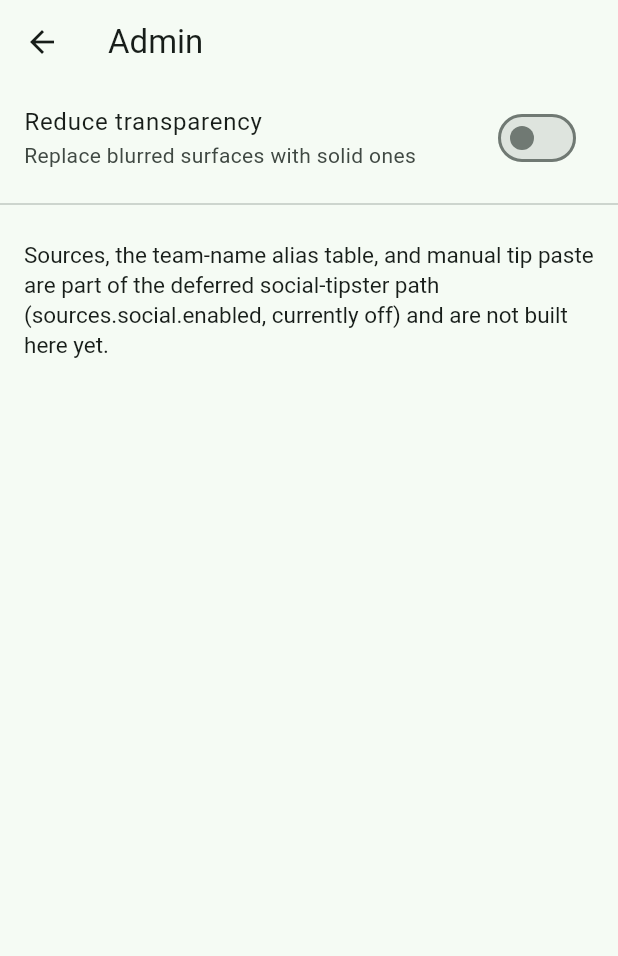
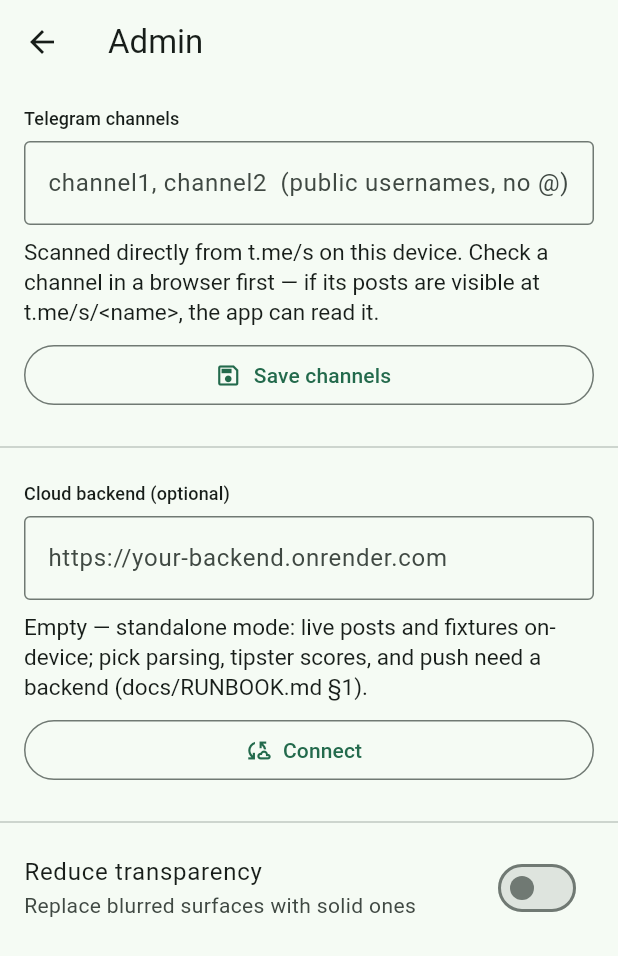
Before and after one commit to lumeierecollection-blip/app, a Flutter app: the AdminScreen screen opened directly, on a phone screen of 412 x 824 dp. Shown: the top 956 px of the screen. Run offline on Flutter 3.47's test engine with Material 3 defaults, Android fonts, the phone set to English and light mode, and no system bars; our stand-ins replace firebase_core, firebase_messaging, shared_preferences; accounts and stored records are empty; network calls fail.

Commit message:
﻿Amendment F (mobile): standalone app, tradeapp model -- no API URL required
The first-launch SocketException(api.example.invalid) came from the
placeholder API_BASE_URL secret baked into the APK. Fix per user direction:
port tradeapp's real model (verified against its source) -- the app scans
Telegram and ESPN directly from the phone; a cloud backend is optional.

- telegram_source.dart: on-device t.me/s scanner, per-message slicing,
  media-only skipped, entities cleaned (same technique as backend parser)
- fixture_pulse.dart: key-less ESPN scoreboards as display-only rows,
  never scored ("context from ESPN - not a tip")
- feed.dart: tradeapp refresh() shape -- cloud-first when a URL is set,
  on-device fallback with an honest "Cloud feed offline" banner
- Admin tab: channel editor + optional cloud URL (SharedPreferences);
  dart-define API_BASE_URL now just pre-fills it; boot wall deleted;
  build gate warn-only
- PostFeedEntry.id widened to String (on-device rows use tg-/pulse- ids)
- tests: parser cases mirroring the backend fixture, feed fallback matrix
  with stubs, offline boot smoke via injected loader

```diff
--- a/mobile/lib/screens/admin_screen.dart
+++ b/mobile/lib/screens/admin_screen.dart
@@ -4,14 +4,35 @@ import 'package:provider/provider.dart';
 import '../services/settings.dart';
 import '../theme/type.dart';
 
-/// docs/DESIGN.md §11.8 screen 6 (sources, alias table, manual paste
-/// input -- all deferred-social-path features, not built while
-/// sources.social.enabled is off) plus the §11.3a/§11.4 "Reduce
-/// transparency" setting, which is real and functional here: Flutter has
-/// no OS-level signal for prefers-reduced-transparency, so every
-/// BackdropFilter surface needs to read this in-app setting instead.
-class AdminScreen extends StatelessWidget {
+/// docs/DESIGN.md §11.8 screen 6. Amendment F makes this the control room
+/// for tradeapp's model: the followed Telegram channels (scanned on-device)
+/// and the optional cloud backend URL (server-side parsing/scoring/push),
+/// plus the §11.3a/§11.4 "Reduce transparency" setting.
+class AdminScreen extends StatefulWidget {
   const AdminScreen({super.key});
+
+  @override
+  State<AdminScreen> createState() => _AdminScreenState();
+}
+
+class _AdminScreenState extends State<AdminScreen> {
+  late final TextEditingController _channelsController;
+  late final TextEditingController _cloudController;
+
+  @override
+  void initState() {
+    super.initState();
+    final settings = context.read<AppSettings>();
+    _channelsController = TextEditingController(text: settings.telegramChannels.join(', '));
+    _cloudController = TextEditingController(text: settings.cloudUrl);
+  }
+
+  @override
+  void dispose() {
+    _channelsController.dispose();
+    _cloudController.dispose();
+    super.dispose();
+  }
 
   @override
   Widget build(BuildContext context) {
@@ -20,22 +41,98 @@ class AdminScreen extends StatelessWidget {
       appBar: AppBar(title: const Text('Admin')),
       body: ListView(
         children: [
+          const Padding(
+            padding: EdgeInsets.fromLTRB(16, 16, 16, 8),
+            child: Text('Telegram channels', style: AppType.label),
+          ),
+          Padding(
+            padding: const EdgeInsets.symmetric(horizontal: 16),
+            child: TextField(
+              controller: _channelsController,
+              decoration: const InputDecoration(
+                hintText: 'channel1, channel2  (public usernames, no @)',
+                border: OutlineInputBorder(),
+              ),
+            ),
+          ),
+          const Padding(
+            padding: EdgeInsets.fromLTRB(16, 8, 16, 0),
+            child: Text(
+              'Scanned directly from t.me/s on this device. Check a channel in a browser '
+              'first — if its posts are visible at t.me/s/<name>, the app can read it.',
+              style: AppType.body,
+            ),
+          ),
+          Padding(
+            padding: const EdgeInsets.fromLTRB(16, 8, 16, 16),
+            child: OutlinedButton.icon(
+              icon: const Icon(Icons.save_outlined),
+              label: const Text('Save channels'),
+              onPressed: () async {
+                await context.read<AppSettings>().setTelegramChannels(_channelsController.text.split(','));
+                if (context.mounted) {
+                  ScaffoldMessenger.of(context).showSnackBar(
+                    SnackBar(content: Text('Following ${settings.telegramChannels.length} channel(s)')),
+                  );
+                }
+              },
+            ),
+          ),
+          const Divider(),
+          const Padding(
+            padding: EdgeInsets.fromLTRB(16, 16, 16, 8),
+            child: Text('Cloud backend (optional)', style: AppType.label),
+          ),
+          Padding(
+            padding: const EdgeInsets.symmetric(horizontal: 16),
+            child: TextField(
+              controller: _cloudController,
+              keyboardType: TextInputType.url,
+              autocorrect: false,
+              decoration: const InputDecoration(
+                hintText: 'https://your-backend.onrender.com',
+                border: OutlineInputBorder(),
+              ),
+            ),
+          ),
+          Padding(
+            padding: const EdgeInsets.fromLTRB(16, 8, 16, 0),
+            child: Text(
+              settings.cloudConfigured
+                  ? 'Set — posts are parsed, settled, and scored server-side; push is registered.'
+                  : 'Empty — standalone mode: live posts and fixtures on-device; pick parsing, '
+                      'tipster scores, and push need a backend (docs/RUNBOOK.md §1).',
+              style: AppType.body,
+            ),
+          ),
+          Padding(
+            padding: const EdgeInsets.fromLTRB(16, 8, 16, 16),
+            child: OutlinedButton.icon(
+              icon: const Icon(Icons.cloud_sync_outlined),
+              label: Text(settings.cloudConfigured ? 'Update URL' : 'Connect'),
+              onPressed: () async {
+                await context.read<AppSettings>().setCloudUrl(_cloudController.text);
+                if (context.mounted) {
+                  ScaffoldMessenger.of(context).showSnackBar(
+                    SnackBar(
+                      content: Text(
+                        context.read<AppSettings>().cloudConfigured
+                            ? 'Cloud backend set'
+                            : 'Cloud backend cleared',
+                      ),
+                    ),
+                  );
+                }
+              },
+            ),
+          ),
+          const Divider(),
           SwitchListTile(
             title: const Text('Reduce transparency'),
             subtitle: const Text('Replace blurred surfaces with solid ones'),
             value: settings.reduceTransparency,
             onChanged: (value) => context.read<AppSettings>().setReduceTransparency(value),
           ),
-          const Divider(),
-          const Padding(
-            padding: EdgeInsets.all(16),
-            child: Text(
-              'Sources, the team-name alias table, and manual tip paste are part of the '
-              'deferred social-tipster path (sources.social.enabled, currently off) and are '
-              'not built here yet.',
-              style: AppType.body,
-            ),
-          ),
         ],
       ),
     );
--- a/mobile/lib/services/api_client.dart
+++ b/mobile/lib/services/api_client.dart
@@ -30,7 +30,17 @@ class ApiClient {
   final String baseUrl;
   final http.Client _client;
 
-  Uri _uri(String path, [Map<String, String>? query]) => Uri.parse('$baseUrl$path').replace(queryParameters: query);
+  /// False when no cloud URL is configured (build-time or in-app). The app
+  /// works standalone without it (FeedLoader's on-device scan); only these
+  /// server-backed calls are unavailable.
+  bool get configured => baseUrl.trim().isNotEmpty;
+
+  Uri _uri(String path, [Map<String, String>? query]) {
+    if (!configured) {
+      throw ApiException(0, 'No cloud backend configured — set a URL on the Admin tab.');
+    }
+    return Uri.parse('$baseUrl$path').replace(queryParameters: query);
+  }
 
   Map<String, dynamic> _decode(http.Response response) {
     if (response.statusCode < 200 || response.statusCode >= 300) {
@@ -175,7 +185,7 @@ class PostFeedEntry {
     required this.selectionCount,
   });
 
-  final int id;
+  final String id;
   final String sourceHandle;
   final String sourceDisplayName;
   final String rawText;
@@ -185,7 +195,9 @@ class PostFeedEntry {
 
   factory PostFeedEntry.fromJson(Map<String, dynamic> json) {
     return PostFeedEntry(
-      id: (json['id'] as num).toInt(),
+      // Cloud rows carry numeric ids; on-device scan rows use string ids
+      // ('tg-<channel>/<n>', 'pulse-<espnId>') -- both are opaque here.
+      id: json['id']?.toString() ?? '',
       sourceHandle: json['handle'] as String,
       sourceDisplayName: json['source_display_name'] as String? ?? json['handle'] as String,
       rawText: json['raw_text'] as String? ?? '',
--- /dev/null
+++ b/mobile/lib/services/feed.dart
@@ -0,0 +1,76 @@
+import 'api_client.dart';
+import 'fixture_pulse.dart';
+import 'settings.dart';
+import 'telegram_source.dart';
+
+/// What the feed shows and why. `notice` is the honest one-line state for
+/// non-obvious situations (cloud configured but unreachable, nothing
+/// followed yet) -- mirroring tradeapp's "Cloud feed offline — using
+/// on-device scan." behavior. An empty list with a null notice is a real,
+/// quiet empty.
+class FeedResult {
+  const FeedResult(this.posts, this.notice);
+
+  final List<PostFeedEntry> posts;
+  final String? notice;
+}
+
+/// Feed loading with tradeapp's exact fallback shape (app_state.dart's
+/// refresh()): if a cloud backend URL is configured, try it first; on any
+/// failure fall back to the on-device scan rather than showing an error
+/// wall. Without a cloud URL the app is fully standalone: Telegram via the
+/// public t.me/s preview + ESPN fixtures, straight from the phone.
+class FeedLoader {
+  FeedLoader({FixturePulse? fixturePulse, TelegramSource? telegramSource})
+      : _fixturePulse = fixturePulse ?? FixturePulse(),
+        _telegram = telegramSource ?? TelegramSource();
+
+  final FixturePulse _fixturePulse;
+  final TelegramSource _telegram;
+
+  Future<FeedResult> load(AppSettings settings, ApiClient apiClient) async {
+    if (settings.cloudConfigured) {
+      try {
+        final posts = await apiClient.fetchPosts();
+        return FeedResult(posts, null);
+      } catch (_) {
+        final local = await scanLocal(settings.telegramChannels);
+        return FeedResult(local, 'Cloud feed offline — showing on-device scan.');
+      }
+    }
+
+    final channels = settings.telegramChannels;
+    final local = await scanLocal(channels);
+    if (channels.isEmpty) {
+      return FeedResult(
+        local,
+        'No Telegram channels followed yet — add usernames on the Admin tab '
+        '(open t.me/s/<name> in a browser first; if you can see posts there, this app '
+        'can read them). Fixtures below come from ESPN.',
+      );
+    }
+    return FeedResult(local, null);
+  }
+
+  Future<List<PostFeedEntry>> scanLocal(List<String> channels) async {
+    final results = await Future.wait([
+      _telegram.fetchChannels(channels),
+      _fixturePulse.fetch(),
+    ]);
+    final posts = <PostFeedEntry>[];
+    posts.addAll(results[0].map(_toFeedEntry));
+    posts.addAll(results[1]);
+    posts.sort((a, b) => (b.postedAt ?? '').compareTo(a.postedAt ?? ''));
+    return posts;
+  }
+
+  PostFeedEntry _toFeedEntry(ScannedPost p) => PostFeedEntry(
+        id: p.id,
+        sourceHandle: p.channel,
+        sourceDisplayName: '@${p.channel}',
+        rawText: p.text,
+        postedAt: p.postedAt?.toIso8601String(),
+        capturedAt: p.postedAt?.toIso8601String(),
+        selectionCount: 0,
+      );
+}
--- a/mobile/lib/services/settings.dart
+++ b/mobile/lib/services/settings.dart
@@ -1,23 +1,48 @@
 import 'package:flutter/foundation.dart';
 import 'package:shared_preferences/shared_preferences.dart';
 
-/// App-level settings, including the in-app "Reduce transparency" toggle
-/// docs/DESIGN.md §11.3a/§11.4 requires: Flutter has no OS-level signal
-/// for `prefers-reduced-transparency` (unlike reduce-motion and
-/// high-contrast, which `MediaQuery` exposes directly), so every
-/// `BackdropFilter` surface needs to read this and fall back to solid.
-/// Default off.
+/// App-level settings:
+/// - the followed Telegram channels (public usernames, no @) -- scanned
+///   directly on-device via t.me/s, tradeapp-style;
+/// - an optional cloud backend URL (typed in-app, tradeapp's Settings
+///   pattern) -- enables server-side pick parsing/settling/scoring and
+///   push registration; empty means fully standalone;
+/// - the in-app "Reduce transparency" toggle docs/DESIGN.md §11.3a/§11.4
+///   requires: Flutter has no OS-level signal for
+///   `prefers-reduced-transparency` (unlike reduce-motion and
+///   high-contrast, which `MediaQuery` exposes directly), so every
+///   `BackdropFilter` surface needs to read this and fall back to solid.
 class AppSettings extends ChangeNotifier {
+  AppSettings({String defaultCloudUrl = ''}) : _cloudUrl = defaultCloudUrl;
+
   static const _reduceTransparencyKey = 'reduce_transparency';
+  static const _channelsKey = 'telegram_channels';
+  static const _cloudUrlKey = 'cloud_url';
 
   bool _reduceTransparency = false;
   bool get reduceTransparency => _reduceTransparency;
 
+  List<String> _channels = const [];
+  List<String> get telegramChannels => List.unmodifiable(_channels);
+
+  String _cloudUrl;
+  String get cloudUrl => _cloudUrl;
+  bool get cloudConfigured => _cloudUrl.trim().isNotEmpty;
+
   Future<void> load() async {
     final prefs = await SharedPreferences.getInstance();
     _reduceTransparency = prefs.getBool(_reduceTransparencyKey) ?? false;
+    _channels =
+        (prefs.getStringList(_channelsKey) ?? const []).map((c) => c.trim()).where((c) => c.isNotEmpty).toList();
+    final savedUrl = prefs.getString(_cloudUrlKey);
+    if (savedUrl != null) _cloudUrl = savedUrl.trim();
     notifyListeners();
   }
+
+  /// Signature of everything that changes what the feed loads -- screens
+  /// compare this to detect "settings changed, reload".
+  String get feedSignature =>
+      '${_cloudUrl.trim().toLowerCase()}|${_channels.join(',')}';
 
   Future<void> setReduceTransparency(bool value) async {
     _reduceTransparency = value;
@@ -25,4 +50,18 @@ class AppSettings extends ChangeNotifier {
     final prefs = await SharedPreferences.getInstance();
     await prefs.setBool(_reduceTransparencyKey, value);
   }
+
+  Future<void> setTelegramChannels(Iterable<String> channels) async {
+    _channels = channels.map((c) => c.trim().replaceFirst(RegExp('^@'), '')).where((c) => c.isNotEmpty).toList();
+    notifyListeners();
+    final prefs = await SharedPreferences.getInstance();
+    await prefs.setStringList(_channelsKey, _channels);
+  }
+
+  Future<void> setCloudUrl(String url) async {
+    _cloudUrl = url.trim().replaceFirst(RegExp(r'/+$'), '');
+    notifyListeners();
+    final prefs = await SharedPreferences.getInstance();
+    await prefs.setString(_cloudUrlKey, _cloudUrl);
+  }
 }
--- /dev/null
+++ b/mobile/lib/services/telegram_source.dart
@@ -0,0 +1,90 @@
+import 'package:http/http.dart' as http;
+
+/// On-device Telegram scanner -- the same technique tradeapp's app uses
+/// (`signal_aggregator/lib/services/sources/telegram_source.dart`) and this
+/// project's backend uses (backend/lib/sources.js): fetch the public
+/// `t.me/s/<channel>` preview page and parse it. No credentials, no backend
+/// required -- the phone fetches exactly what a browser would see.
+///
+/// Private/invite-only channels simply aren't readable this way; a failing
+/// channel is skipped silently (tradeapp's behavior too), never fabricated.
+class ScannedPost {
+  const ScannedPost({
+    required this.id,
+    required this.channel,
+    required this.text,
+    this.postedAt,
+    required this.url,
+  });
+
+  final String id; // 'tg-<channel>/<messageNumber>'
+  final String channel;
+  final String text;
+  final DateTime? postedAt;
+  final String url;
+}
+
+class TelegramSource {
+  TelegramSource({http.Client? httpClient}) : _client = httpClient ?? http.Client();
+
+  final http.Client _client;
+
+  Future<List<ScannedPost>> fetchChannels(List<String> channels) async {
+    final posts = <ScannedPost>[];
+    for (final channel in channels) {
+      try {
+        final res = await _client
+            .get(Uri.parse('https://t.me/s/$channel'))
+            .timeout(const Duration(seconds: 25));
+        if (res.statusCode != 200) continue;
+        posts.addAll(parseChannel(channel, res.body));
+      } catch (_) {
+        // Channel may be private or the preview unavailable -- skip it.
+      }
+    }
+    return posts;
+  }
+
+  /// Slices the page per message (so a media-only message between two text
+  /// messages can't bleed markup across), then extracts the timestamp and
+  /// text from each slice. Same structure as the backend parser.
+  List<ScannedPost> parseChannel(String channel, String html) {
+    final marker = RegExp(r'<div class="tgme_widget_message[^"]*"[^>]*data-post="([^"]+)"');
+    final matches = marker.allMatches(html).toList();
+    final posts = <ScannedPost>[];
+    for (var i = 0; i < matches.length; i++) {
+      final postId = matches[i].group(1)!;
+      final end = i + 1 < matches.length ? matches[i + 1].start : html.length;
+      final slice = html.substring(matches[i].start, end);
+
+      final timeMatch = RegExp(r'<time datetime="([^"]+)"').firstMatch(slice);
+      final textMatch =
+          RegExp(r'<div class="tgme_widget_message_text[^"]*"[^>]*>(.*?)</div>', dotAll: true)
+              .firstMatch(slice);
+      final rawText = textMatch == null ? '' : _cleanHtml(textMatch.group(1) ?? '');
+      if (rawText.isEmpty) continue; // media-only message
+
+      posts.add(ScannedPost(
+        id: 'tg-$postId',
+        channel: channel,
+        text: rawText,
+        postedAt: timeMatch == null ? null : DateTime.tryParse(timeMatch.group(1)!),
+        url: 'https://t.me/$postId',
+      ));
+    }
+    return posts;
+  }
+
+  String _cleanHtml(String html) {
+    return html
+        .replaceAll(RegExp(r'<br\s*/?>'), '\n')
+        .replaceAll(RegExp(r'<[^>]+>'), ' ')
+        .replaceAll('&amp;', '&')
+        .replaceAll('&lt;', '<')
+        .replaceAll('&gt;', '>')
+        .replaceAll('&quot;', '"')
+        .replaceAll('&#39;', "'")
+        .replaceAll(RegExp(r'\s+'), ' ')
+        .trim();
+  }
+}
```
Also changed, not shown: mobile/lib/app_shell.dart (+6 -2 lines), mobile/lib/main.dart (+17 -35 lines), mobile/lib/screens/slips_screen.dart (+65 -38 lines), mobile/lib/services/fixture_pulse.dart (added, +93 -0 lines), 6 other files.
